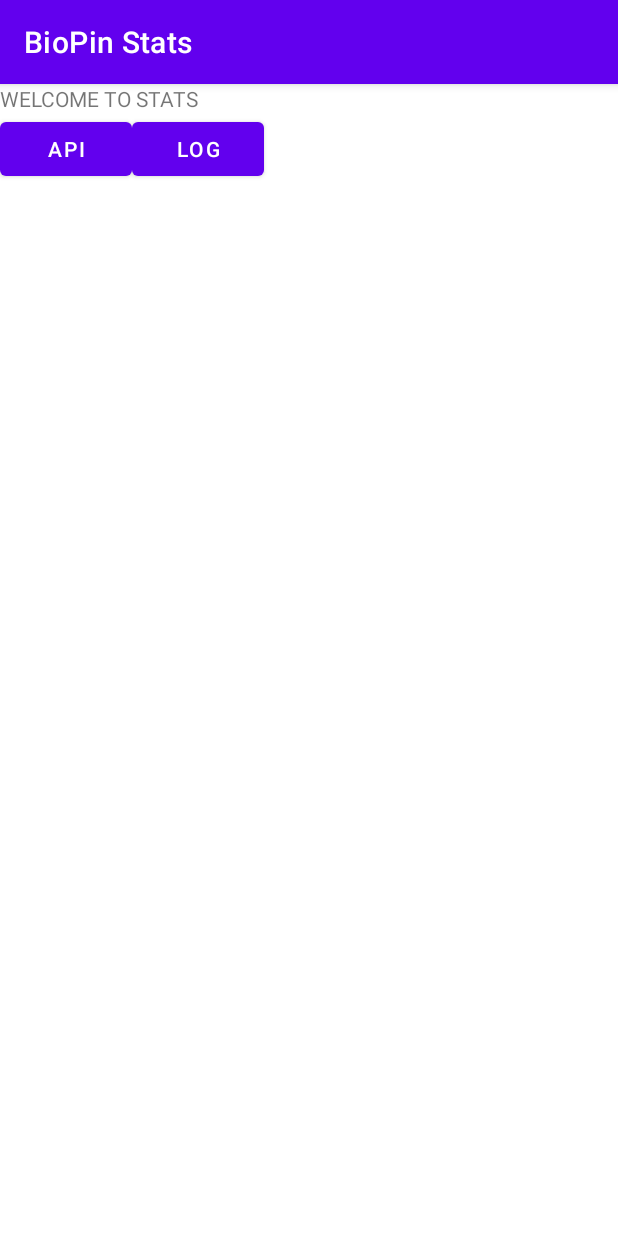
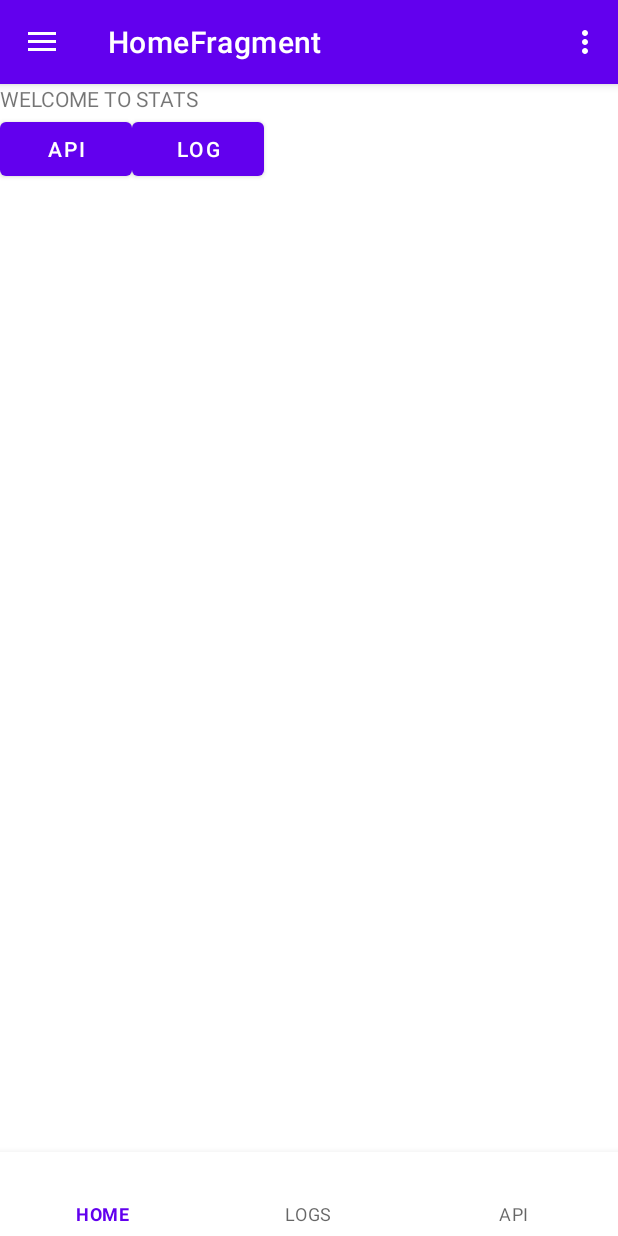
Before and after one commit to hakushiii/BioPinStats, an Android app: the EnabledNavigationActivity screen opened directly, with no data from a screen before it, on a phone screen of 412 x 824 dp. Run offline under Robolectric (Android 15) with nearby library versions, the phone set to English and light mode, and no system bars; our stand-ins replace data binding, navigation-ui.

Commit message:
Navigation

```diff
--- a/app/src/main/java/com/example/biopinstats/EnabledNavigationActivity.kt
+++ b/app/src/main/java/com/example/biopinstats/EnabledNavigationActivity.kt
@@ -2,15 +2,61 @@ package com.example.biopinstats
 
 import androidx.appcompat.app.AppCompatActivity
 import android.os.Bundle
+import android.view.Menu
+import android.view.MenuInflater
+import android.view.MenuItem
 import androidx.databinding.DataBindingUtil
+import androidx.drawerlayout.widget.DrawerLayout
 import androidx.navigation.findNavController
+import androidx.navigation.fragment.NavHostFragment
+import androidx.navigation.ui.NavigationUI
 import com.example.biopinstats.databinding.ActivityEnabledBinding
+import com.google.android.material.bottomnavigation.BottomNavigationView
+import com.google.android.material.navigation.NavigationView
 
 class EnabledNavigationActivity : AppCompatActivity() {
+
+    private lateinit var drawerLayout: DrawerLayout
+    lateinit var bottomNavigationView: BottomNavigationView
+
     override fun onCreate(savedInstanceState: Bundle?) {
         super.onCreate(savedInstanceState)
 
         val binding: ActivityEnabledBinding = DataBindingUtil.setContentView(this, R.layout.activity_enabled)
+        drawerLayout = binding.drawerLayout
+
+        val navView : NavigationView = findViewById(R.id.nav_view)
+        val navHostFragment = supportFragmentManager
+            .findFragmentById(R.id.myNavHostFragment) as NavHostFragment
+        val navController = navHostFragment.navController
+
+        NavigationUI.setupActionBarWithNavController(this, navController, drawerLayout)
+        NavigationUI.setupWithNavController(binding.navView, navController)
+
+        navView.setNavigationItemSelectedListener {
+            when(it.itemId) {
+                R.id.home -> navController.navigate(R.id.homeFragment)
+                R.id.logs -> navController.navigate(R.id.logFragment)
+                R.id.api -> navController.navigate(R.id.liveChangesFragment)
+                R.id.about -> navController.navigate(R.id.faqFragment)
+                R.id.faq -> navController.navigate(R.id.aboutFragment)
+                R.id.logout -> finish()
+            }
+            true
+        }
+        bottomNavigationView = findViewById(R.id.bottom_nav_view)
+        bottomNavigationView.setOnNavigationItemSelectedListener { item ->
+            when (item.itemId) {
+                R.id.home -> navController.navigate(R.id.homeFragment)
+                R.id.logs -> navController.navigate(R.id.logFragment)
+                R.id.api -> navController.navigate(R.id.liveChangesFragment)
+            }
+            true
+        }
+    }
+
+    override fun onSupportNavigateUp(): Boolean {
         val navController = this.findNavController(R.id.myNavHostFragment)
+        return NavigationUI.navigateUp(navController, drawerLayout)
     }
 }
--- a/app/src/main/java/com/example/biopinstats/authentication/LoginFragment.kt
+++ b/app/src/main/java/com/example/biopinstats/authentication/LoginFragment.kt
@@ -65,6 +65,8 @@ class LoginFragment : Fragment() {
         } else{
             if (userExist()) {
                 startActivity(Intent(activity, EnabledNavigationActivity::class.java))
+                binding.username.setText("")
+                binding.password.setText("")
             } else {
                 Log.d("Login Fragment", "Who are you")
             }
--- a/app/src/main/java/com/example/biopinstats/main/HomeFragment.kt
+++ b/app/src/main/java/com/example/biopinstats/main/HomeFragment.kt
@@ -1,11 +1,10 @@
 package com.example.biopinstats.main
 
 import android.os.Bundle
+import android.view.*
 import androidx.fragment.app.Fragment
-import android.view.LayoutInflater
-import android.view.View
-import android.view.ViewGroup
 import androidx.navigation.findNavController
+import androidx.navigation.ui.NavigationUI
 import com.example.biopinstats.R
 import com.example.biopinstats.databinding.FragmentHomeBinding
 
@@ -20,6 +19,7 @@ class HomeFragment : Fragment() {
         savedInstanceState: Bundle?
     ): View {
         _binding = FragmentHomeBinding.inflate(inflater, container, false)
+        setHasOptionsMenu(true)
         return binding.root
     }
 
@@ -32,4 +32,17 @@ class HomeFragment : Fragment() {
                 view: View -> view.findNavController().navigate(R.id.action_homeFragment_to_logFragment)
         }
     }
+
+    override fun onCreateOptionsMenu(menu: Menu, inflater: MenuInflater) {
+        super.onCreateOptionsMenu(menu, inflater)
+        inflater.inflate(R.menu.options_menu, menu)
+    }
+
+    override fun onOptionsItemSelected(item: MenuItem): Boolean {
+        when (item.itemId) {
+            R.id.faq -> view?.findNavController()?.navigate(R.id.faqFragment)
+            R.id.about -> view?.findNavController()?.navigate(R.id.aboutFragment)
+        }
+        return true
+    }
 }
--- a/app/src/main/res/layout/activity_enabled.xml
+++ b/app/src/main/res/layout/activity_enabled.xml
@@ -6,6 +6,11 @@
     <data>
 
     </data>
+
+    <androidx.drawerlayout.widget.DrawerLayout
+        android:id="@+id/drawer_layout"
+        android:layout_width="match_parent"
+        android:layout_height="match_parent">
 
         <androidx.constraintlayout.widget.ConstraintLayout
             android:layout_width="match_parent"
@@ -20,5 +25,28 @@
                 app:navGraph="@navigation/main_navigation"
                 app:defaultNavHost="true" />
 
+            <com.google.android.material.bottomnavigation.BottomNavigationView
+                android:id="@+id/bottom_nav_view"
+                android:layout_width="0dp"
+                android:layout_height="wrap_content"
+                android:layout_marginStart="0dp"
+                android:layout_marginEnd="0dp"
+                android:background="?android:attr/windowBackground"
+                app:layout_constraintBottom_toBottomOf="parent"
+                app:layout_constraintStart_toStartOf="parent"
+                app:layout_constraintEnd_toEndOf="parent"
+                app:menu="@menu/bottom_menu"
+                app:navGraph="@navigation/main_navigation"
+                android:visibility="visible" />
+
         </androidx.constraintlayout.widget.ConstraintLayout>
+
+        <com.google.android.material.navigation.NavigationView
+            android:id="@+id/nav_view"
+            android:layout_width="wrap_content"
+            android:layout_height="match_parent"
+            android:layout_gravity="start"
+            app:menu="@menu/drawer_menu" />
+
+    </androidx.drawerlayout.widget.DrawerLayout>
 </layout>
--- /dev/null
+++ b/app/src/main/res/menu/bottom_menu.xml
@@ -0,0 +1,12 @@
+<?xml version="1.0" encoding="utf-8"?>
+<menu xmlns:android="http://schemas.android.com/apk/res/android">
+    <item
+        android:id="@+id/home"
+        android:title="HOME" />
+    <item
+        android:id="@+id/logs"
+        android:title="LOGS" />
+    <item
+        android:id="@+id/api"
+        android:title="API" />
+</menu>
--- /dev/null
+++ b/app/src/main/res/menu/drawer_menu.xml
@@ -0,0 +1,21 @@
+<?xml version="1.0" encoding="utf-8"?>
+<menu xmlns:android="http://schemas.android.com/apk/res/android">
+    <item
+        android:id="@+id/home"
+        android:title="HOME"/>
+    <item
+        android:id="@+id/logs"
+        android:title="LOGS"/>
+    <item
+        android:id="@+id/api"
+        android:title="API"/>
+    <item
+        android:id="@+id/about"
+        android:title="ABOUT"/>
+    <item
+        android:id="@+id/faq"
+        android:title="FAQ"/>
+    <item
+        android:id="@+id/logout"
+        android:title="LOGOUT"/>
+</menu>
--- /dev/null
+++ b/app/src/main/res/menu/options_menu.xml
@@ -0,0 +1,9 @@
+<?xml version="1.0" encoding="utf-8"?>
+<menu xmlns:android="http://schemas.android.com/apk/res/android">
+    <item
+        android:id="@+id/about"
+        android:title="ABOUT"/>
+    <item
+        android:id="@+id/faq"
+        android:title="FAQ"/>
+</menu>
--- a/app/src/main/res/navigation/main_navigation.xml
+++ b/app/src/main/res/navigation/main_navigation.xml
@@ -1,6 +1,7 @@
 <?xml version="1.0" encoding="utf-8"?>
 <navigation xmlns:android="http://schemas.android.com/apk/res/android"
     xmlns:app="http://schemas.android.com/apk/res-auto"
+    xmlns:tools="http://schemas.android.com/tools"
     android:id="@+id/main_navigation"
     app:startDestination="@id/homeFragment">
 
@@ -43,5 +44,15 @@
             android:name="id"
             app:argType="integer" />
     </fragment>
+    <fragment
+        android:id="@+id/faqFragment"
+        android:name="com.example.biopinstats.FaqFragment"
+        android:label="fragment_faq"
+        tools:layout="@layout/fragment_faq" />
+    <fragment
+        android:id="@+id/aboutFragment"
+        android:name="com.example.biopinstats.AboutFragment"
+        android:label="fragment_about"
+        tools:layout="@layout/fragment_about" />
 
 </navigation>
```
Also changed, not shown: app/src/main/java/com/example/biopinstats/AboutFragment.kt (added, +17 -0 lines), app/src/main/java/com/example/biopinstats/FaqFragment.kt (added, +17 -0 lines), app/src/main/res/layout/fragment_about.xml (added, +14 -0 lines), app/src/main/res/layout/fragment_faq.xml (added, +14 -0 lines). Lines whose indentation alone changed are shown as unchanged.
